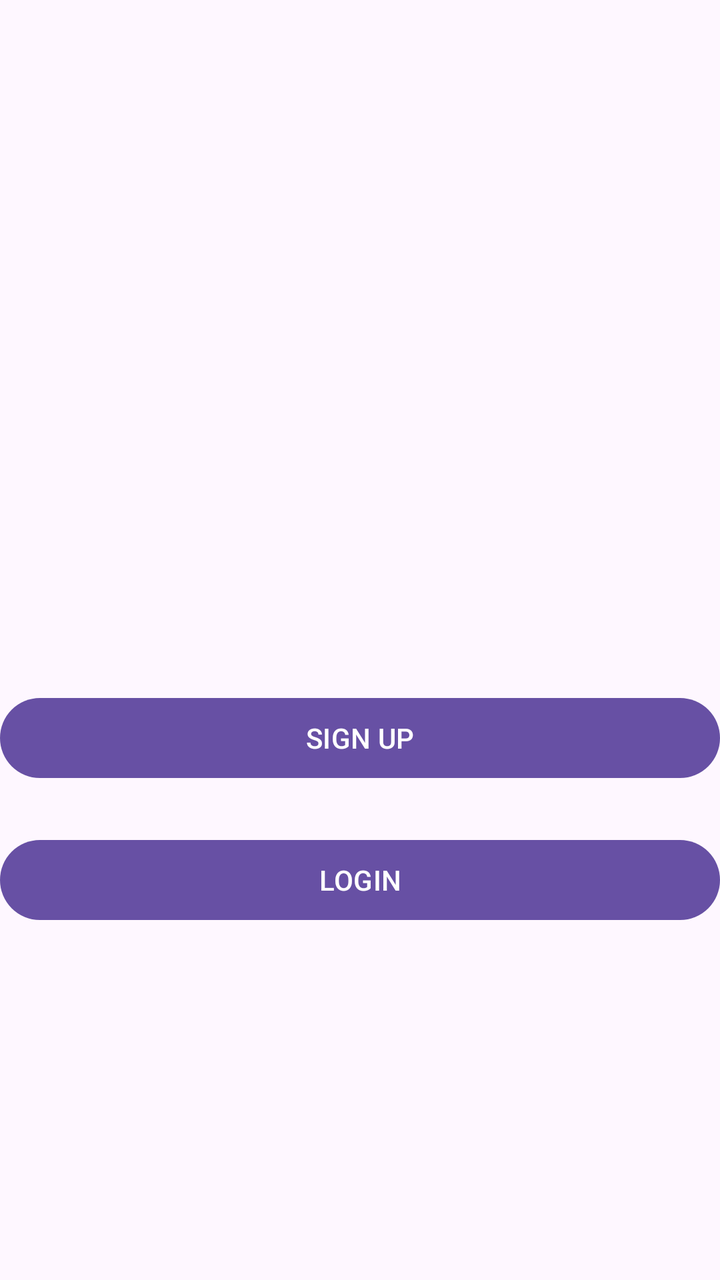
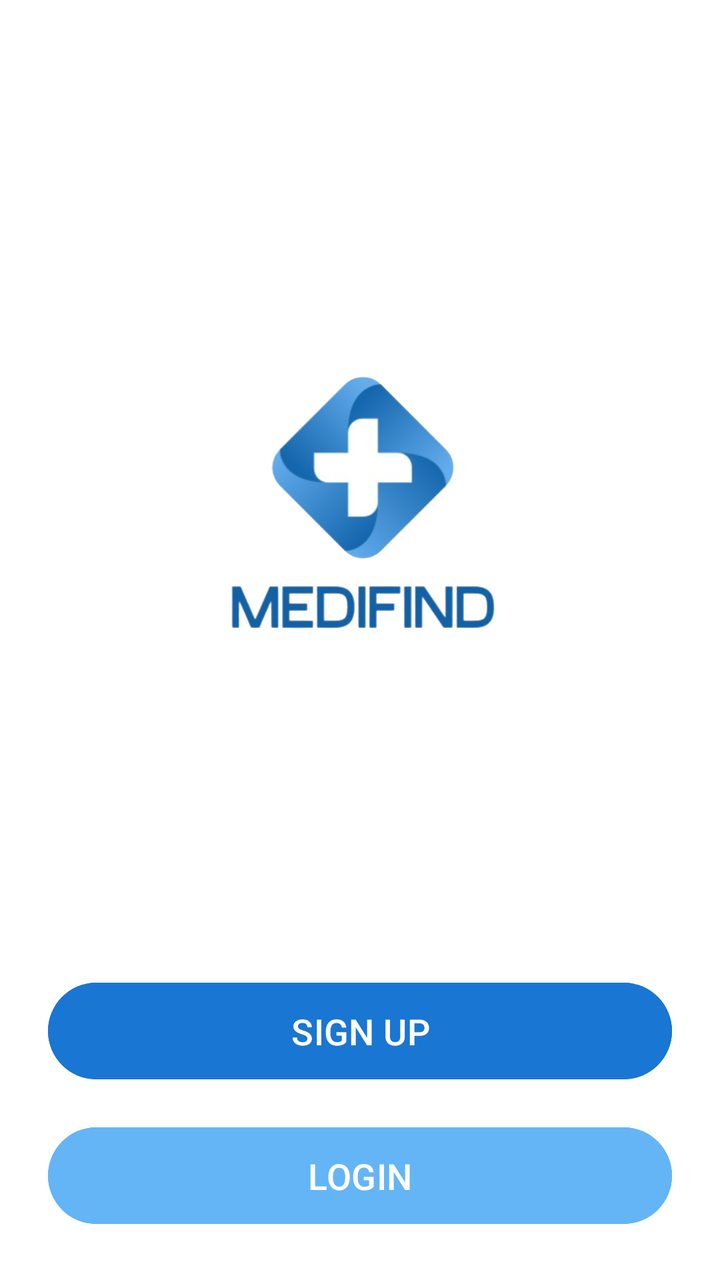

Two renders of the same Android screen: before a commit and after it. Below are the layout's source before the change and the commit's diff.
<!-- AndroidManifest.xml: application theme Theme.MediFind -->
<!-- res/layout/activity_main.xml -->
<?xml version="1.0" encoding="utf-8"?>
<androidx.constraintlayout.widget.ConstraintLayout xmlns:android="http://schemas.android.com/apk/res/android"
    xmlns:app="http://schemas.android.com/apk/res-auto"
    xmlns:tools="http://schemas.android.com/tools"
    android:id="@+id/main"
    android:layout_width="match_parent"
    android:layout_height="match_parent"
    tools:context=".MainActivity">

    <Button
        android:id="@+id/button"
        android:layout_width="0dp"
        android:layout_height="wrap_content"
        android:layout_alignParentBottom="true"
        android:layout_centerHorizontal="true"
        android:layout_marginTop="23dp"
        android:onClick="openLogin"
        android:text="LOGIN"
        app:layout_constraintEnd_toEndOf="parent"
        app:layout_constraintStart_toStartOf="parent"
        app:layout_constraintTop_toBottomOf="@+id/button2" />

    <Button
        android:id="@+id/button2"
        android:layout_width="0dp"
        android:layout_height="wrap_content"
        android:layout_alignParentBottom="true"
        android:layout_centerHorizontal="true"
        android:layout_marginBottom="247dp"
        android:onClick="openRegister"
        android:text="SIGN UP"
        app:layout_constraintBottom_toBottomOf="parent"
        app:layout_constraintEnd_toEndOf="parent"
        app:layout_constraintStart_toStartOf="parent" />

</androidx.constraintlayout.widget.ConstraintLayout>
<!-- resources referenced by this layout -->
<resources>
  <style name="Theme.MediFind" parent="Base.Theme.MediFind" />
  <style name="Base.Theme.MediFind" parent="Theme.Material3.DayNight.NoActionBar">
          
          
      </style>
</resources>

<!-- the commit's change to res/layout/activity_main.xml (unified diff, before → after) -->
@@ -5,32 +5,49 @@
     android:id="@+id/main"
     android:layout_width="match_parent"
     android:layout_height="match_parent"
+    android:padding="24dp"
+    android:background="@color/backgroundColor"
     tools:context=".MainActivity">
+
+    <ImageView
+        android:id="@+id/logoImage"
+        android:layout_width="200dp"
+        android:layout_height="200dp"
+        android:src="@drawable/logo"
+        android:contentDescription="App Logo"
+        app:layout_constraintTop_toTopOf="parent"
+        app:layout_constraintBottom_toTopOf="@+id/button2"
+        app:layout_constraintStart_toStartOf="parent"
+        app:layout_constraintEnd_toEndOf="parent"
+        app:layout_constraintVertical_bias="0.5" />
+
+    <Button
+        android:id="@+id/button2"
+        android:layout_width="0dp"
+        android:layout_height="wrap_content"
+        android:text="SIGN UP"
+        android:onClick="openRegister"
+        android:backgroundTint="@color/primaryColor"
+        android:textColor="@android:color/white"
+        android:textSize="18sp"
+        android:padding="12dp"
+        android:layout_marginBottom="16dp"
+        app:layout_constraintBottom_toTopOf="@+id/button"
+        app:layout_constraintStart_toStartOf="parent"
+        app:layout_constraintEnd_toEndOf="parent" />
 
     <Button
         android:id="@+id/button"
         android:layout_width="0dp"
         android:layout_height="wrap_content"
-        android:layout_alignParentBottom="true"
-        android:layout_centerHorizontal="true"
-        android:layout_marginTop="23dp"
+        android:text="LOGIN"
         android:onClick="openLogin"
-        android:text="LOGIN"
-        app:layout_constraintEnd_toEndOf="parent"
+        android:backgroundTint="@color/accentColor"
+        android:textColor="@android:color/white"
+        android:textSize="18sp"
+        android:padding="12dp"
+        app:layout_constraintBottom_toBottomOf="parent"
         app:layout_constraintStart_toStartOf="parent"
-        app:layout_constraintTop_toBottomOf="@+id/button2" />
-
-    <Button
-        android:id="@+id/button2"
-        android:layout_width="0dp"
-        android:layout_height="wrap_content"
-        android:layout_alignParentBottom="true"
-        android:layout_centerHorizontal="true"
-        android:layout_marginBottom="247dp"
-        android:onClick="openRegister"
-        android:text="SIGN UP"
-        app:layout_constraintBottom_toBottomOf="parent"
-        app:layout_constraintEnd_toEndOf="parent"
-        app:layout_constraintStart_toStartOf="parent" />
+        app:layout_constraintEnd_toEndOf="parent" />
 
 </androidx.constraintlayout.widget.ConstraintLayout>
<!-- resource entries referenced after the edit -->
@@ -1,5 +1,9 @@
 <!-- resources referenced by this layout -->
 <resources>
+  <color name="accentColor">#64B5F6</color>
+  <color name="backgroundColor">#FFFFFF</color>
+  <color name="primaryColor">#1976D2</color>
+  <!-- drawable logo: png bitmap (drawable, 74985 bytes) -->
   <style name="Theme.MediFind" parent="Base.Theme.MediFind" />
   <style name="Base.Theme.MediFind" parent="Theme.Material3.DayNight.NoActionBar">
           
